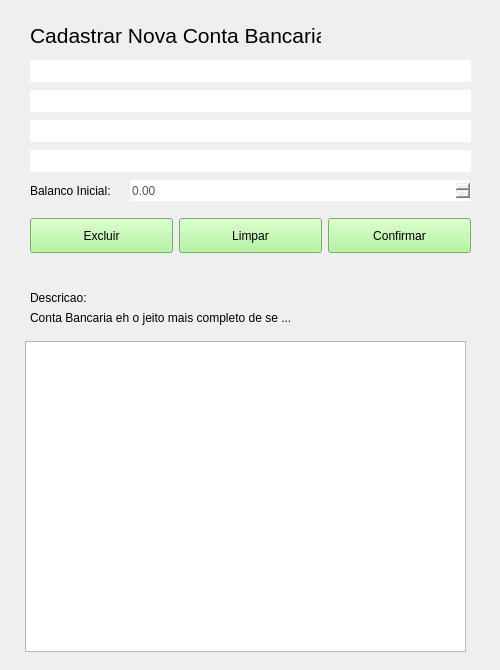
Old version of the form VirtualWallet/logic/src/vision/wnewbankaccount.ui in the repository joaovicentesouto/INE5417.
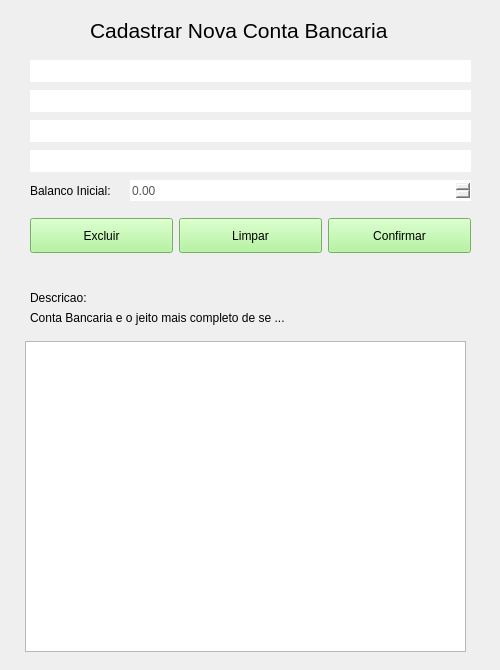
New version of the form.

Commit message: Últimas correções das alterações nas contas.

Patch:
```diff
--- a/VirtualWallet/logic/src/vision/wnewbankaccount.ui
+++ b/VirtualWallet/logic/src/vision/wnewbankaccount.ui
@@ -28,14 +28,15 @@
   <widget class="QLabel" name="Title">
    <property name="geometry">
     <rect>
-     <x>30</x>
+     <x>90</x>
      <y>20</y>
-     <width>291</width>
-     <height>31</height>
+     <width>321</width>
+     <height>21</height>
     </rect>
    </property>
    <property name="styleSheet">
-    <string notr="true">font: 16pt;</string>
+    <string notr="true">font: 16pt;
+text-align: center;</string>
    </property>
    <property name="text">
     <string>Cadastrar Nova Conta Bancaria</string>
@@ -117,7 +118,7 @@
     </rect>
    </property>
    <property name="text">
-    <string>Conta Bancaria eh o jeito mais completo de se ...</string>
+    <string>Conta Bancaria e o jeito mais completo de se ...</string>
    </property>
   </widget>
   <widget class="QLineEdit" name="Number">
@@ -184,9 +185,9 @@
    <property name="geometry">
     <rect>
      <x>30</x>
-     <y>270</y>
+     <y>265</y>
      <width>441</width>
-     <height>16</height>
+     <height>21</height>
     </rect>
    </property>
    <property name="styleSheet">
```
Left out of the diff: 2 changed lines with no effect on the pictures. The commit also changes 10 other files.
